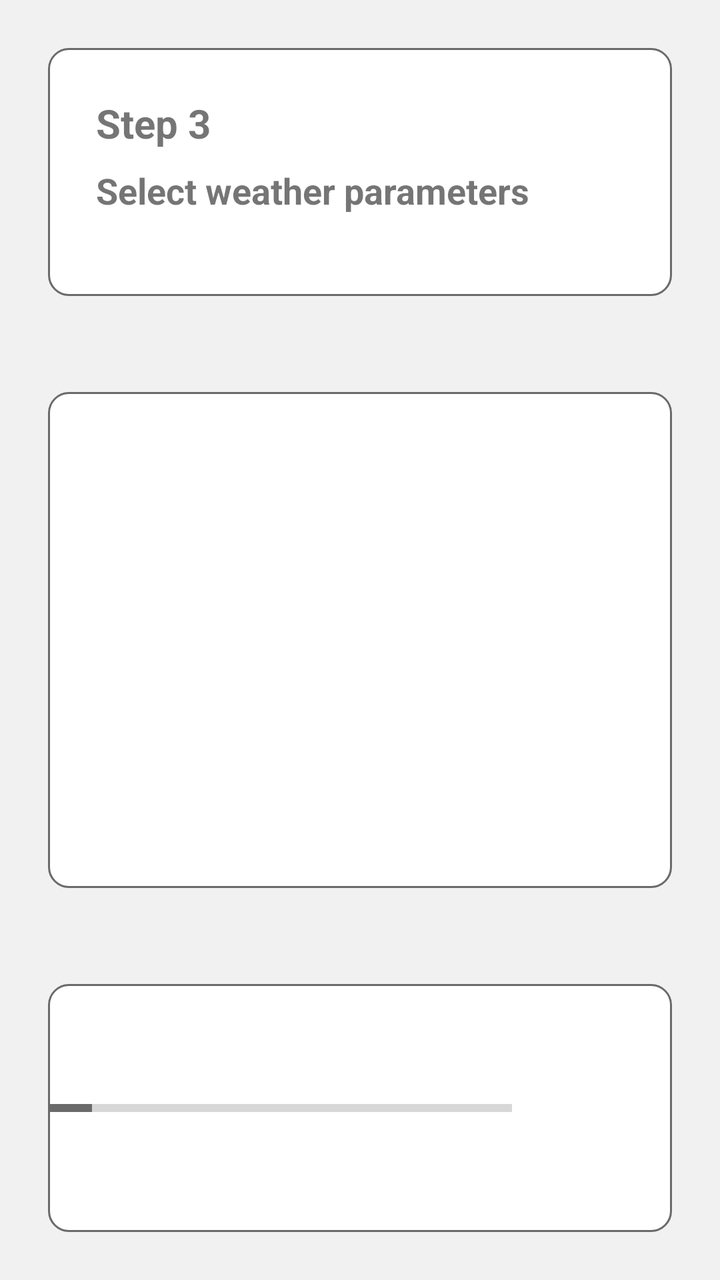
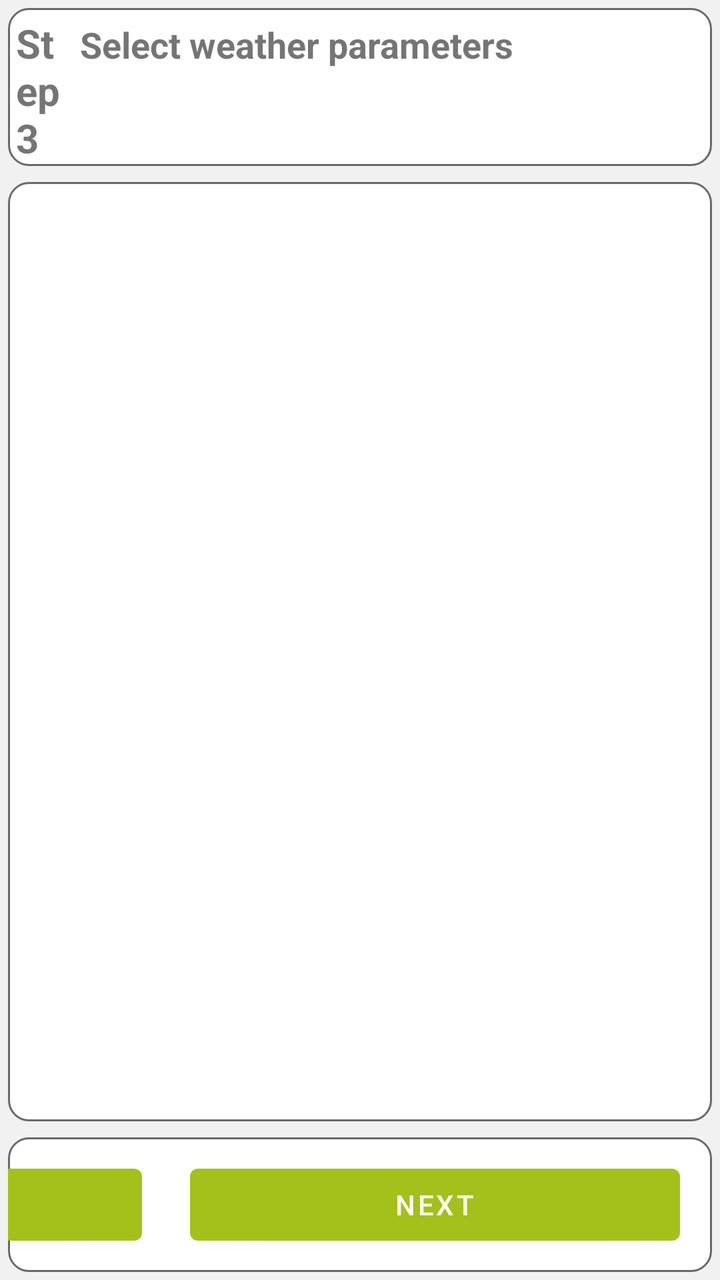

Screens rendered from an Android XML layout before and after an edit, with the pre-edit source and the edit as a unified diff.
<!-- AndroidManifest.xml: application theme AppTheme -->
<!-- res/layout/fragment_creator_weather.xml -->
<?xml version="1.0" encoding="utf-8"?>
<layout xmlns:android="http://schemas.android.com/apk/res/android">

    <data>

        <variable
            name="viewModel"
            type="eu.agribot.agribotapp.ui.fragment.taskcreator.weatherselect.CreatorWeatherSelectViewModel" />
    </data>

    <LinearLayout
        android:layout_width="match_parent"
        android:layout_height="match_parent"
        android:background="@color/background_gray"
        android:orientation="vertical">

        <LinearLayout
            android:layout_width="match_parent"
            android:layout_height="0dp"
            android:layout_weight="1"
            android:layout_margin="@dimen/margin_xlarge"
            android:background="@drawable/rounded_corner_layout"
            android:orientation="vertical">

            <TextView
                android:layout_width="match_parent"
                android:layout_height="wrap_content"
                android:layout_marginHorizontal="@dimen/margin_xlarge"
                android:layout_marginTop="@dimen/margin_xlarge"
                android:layout_marginBottom="@dimen/margin_medium"
                android:text="@string/step_3"
                android:textSize="@dimen/text_size_xlarge"
                android:textStyle="bold" />

            <TextView
                android:layout_width="match_parent"
                android:layout_height="wrap_content"
                android:layout_marginHorizontal="@dimen/margin_xlarge"
                android:layout_marginBottom="@dimen/margin_xlarge"
                android:text="@string/select_weather_parameters"
                android:textSize="@dimen/text_size_large"
                android:textStyle="bold" />


        </LinearLayout>

        <LinearLayout
            android:layout_width="match_parent"
            android:layout_height="0dp"
            android:layout_weight="2"
            android:layout_margin="@dimen/margin_xlarge"
            android:background="@drawable/rounded_corner_layout">

            <androidx.recyclerview.widget.RecyclerView
                android:id="@+id/weather_settings_recycler"
                android:layout_width="match_parent"
                android:layout_height="wrap_content"
                android:layout_gravity="center"
                android:isScrollContainer="false"
                android:nestedScrollingEnabled="false"
                android:overScrollMode="never" />

        </LinearLayout>

        <LinearLayout
            android:layout_width="match_parent"
            android:layout_height="0dp"
            android:layout_weight="1"
            android:layout_margin="@dimen/margin_xlarge"
            android:background="@drawable/rounded_corner_layout"
            android:gravity="end"
            android:orientation="horizontal">

            <TextView
                android:layout_width="wrap_content"
                android:layout_height="wrap_content"
                android:layout_gravity="center"
                android:layout_marginHorizontal="@dimen/margin_large"
                android:text="@string/configuration_progress" />

            <ProgressBar
                style="@style/Widget.AppCompat.ProgressBar.Horizontal"
                android:layout_width="452dp"
                android:layout_height="wrap_content"
                android:padding="@dimen/margin_large"
                android:layout_gravity="center"
                android:layout_marginHorizontal="@dimen/margin_large"
                android:progress="50" />


            <com.google.android.material.button.MaterialButton
                android:layout_width="wrap_content"
                android:layout_height="wrap_content"
                android:layout_margin="@dimen/margin_medium"
                android:layout_gravity="center"
                android:onClick="@{()-> viewModel.onPreviousButtonClicked()}"
                android:text="@string/back_button" />

            <com.google.android.material.button.MaterialButton
                android:layout_width="wrap_content"
                android:layout_height="wrap_content"
                android:layout_gravity="center"
                android:layout_marginHorizontal="@dimen/margin_large"
                android:layout_marginVertical="@dimen/margin_medium"
                android:onClick="@{()-> viewModel.onNextButtonClicked()}"
                android:text="@string/next_button" />


        </LinearLayout>



    </LinearLayout>


</layout>
<!-- resources referenced by this layout -->
<resources>
  <color name="background_gray">#f1f1f1</color>
  <dimen name="margin_large">16dp</dimen>
  <dimen name="margin_medium">8dp</dimen>
  <dimen name="margin_xlarge">24dp</dimen>
  <dimen name="text_size_large">18sp</dimen>
  <dimen name="text_size_xlarge">20sp</dimen>
  <!-- drawable rounded_corner_layout (drawable-mdpi) -->
  <?xml version="1.0" encoding="utf-8"?>
  <shape xmlns:android="http://schemas.android.com/apk/res/android">
  
      <solid android:color="@android:color/white"/>
      <corners android:radius="10dp"/>
      <stroke
          android:width="1dp"
          android:color="@color/gray" />
  
  </shape>
  <string name="back_button">Powrót</string>
  <string name="configuration_progress">Postęp konfiguracji</string>
  <string name="next_button">Next</string>
  <string name="select_weather_parameters">Select weather parameters</string>
  <string name="step_3">Step 3</string>
  <style name="AppTheme" parent="Theme.MaterialComponents.Light.DarkActionBar">
          
          <item name="colorPrimary">@color/colorPrimary</item>
          <item name="colorPrimaryDark">@color/colorPrimaryDark</item>
          <item name="colorAccent">@color/colorAccent</item>
      </style>
  <color name="gray">#6A6A6A</color>
  <color name="colorPrimary">@color/base_green</color>
  <color name="colorPrimaryDark">@color/base_green_darker</color>
  <color name="colorAccent">@color/gray</color>
  <color name="base_green">#a4c01b</color>
  <color name="base_green_darker">#839915</color>
</resources>

<!-- the commit's change to res/layout/fragment_creator_weather.xml (unified diff, before → after) -->
@@ -16,18 +16,17 @@
 
         <LinearLayout
             android:layout_width="match_parent"
-            android:layout_height="0dp"
+            android:layout_height="12dp"
+            android:layout_margin="@dimen/margin_small"
             android:layout_weight="1"
-            android:layout_margin="@dimen/margin_xlarge"
             android:background="@drawable/rounded_corner_layout"
-            android:orientation="vertical">
+            android:orientation="horizontal">
 
             <TextView
                 android:layout_width="match_parent"
                 android:layout_height="wrap_content"
-                android:layout_marginHorizontal="@dimen/margin_xlarge"
-                android:layout_marginTop="@dimen/margin_xlarge"
-                android:layout_marginBottom="@dimen/margin_medium"
+                android:layout_margin="@dimen/margin_small"
+                android:layout_weight="10"
                 android:text="@string/step_3"
                 android:textSize="@dimen/text_size_xlarge"
                 android:textStyle="bold" />
@@ -35,8 +34,9 @@
             <TextView
                 android:layout_width="match_parent"
                 android:layout_height="wrap_content"
-                android:layout_marginHorizontal="@dimen/margin_xlarge"
-                android:layout_marginBottom="@dimen/margin_xlarge"
+                android:layout_margin="@dimen/margin_small"
+                android:layout_weight="1"
+
                 android:text="@string/select_weather_parameters"
                 android:textSize="@dimen/text_size_large"
                 android:textStyle="bold" />
@@ -47,8 +47,8 @@
         <LinearLayout
             android:layout_width="match_parent"
             android:layout_height="0dp"
-            android:layout_weight="2"
-            android:layout_margin="@dimen/margin_xlarge"
+            android:layout_weight="7"
+            android:layout_margin="@dimen/margin_small"
             android:background="@drawable/rounded_corner_layout">
 
             <androidx.recyclerview.widget.RecyclerView
@@ -66,13 +66,13 @@
             android:layout_width="match_parent"
             android:layout_height="0dp"
             android:layout_weight="1"
-            android:layout_margin="@dimen/margin_xlarge"
+            android:layout_margin="@dimen/margin_small"
             android:background="@drawable/rounded_corner_layout"
             android:gravity="end"
             android:orientation="horizontal">
 
             <TextView
-                android:layout_width="wrap_content"
+                android:layout_width="100dp"
                 android:layout_height="wrap_content"
                 android:layout_gravity="center"
                 android:layout_marginHorizontal="@dimen/margin_large"
@@ -80,16 +80,16 @@
 
             <ProgressBar
                 style="@style/Widget.AppCompat.ProgressBar.Horizontal"
-                android:layout_width="452dp"
+                android:layout_width="245dp"
                 android:layout_height="wrap_content"
                 android:padding="@dimen/margin_large"
                 android:layout_gravity="center"
                 android:layout_marginHorizontal="@dimen/margin_large"
-                android:progress="50" />
+                android:progress="75" />
 
 
             <com.google.android.material.button.MaterialButton
-                android:layout_width="wrap_content"
+                android:layout_width="245dp"
                 android:layout_height="wrap_content"
                 android:layout_margin="@dimen/margin_medium"
                 android:layout_gravity="center"
@@ -97,7 +97,7 @@
                 android:text="@string/back_button" />
 
             <com.google.android.material.button.MaterialButton
-                android:layout_width="wrap_content"
+                android:layout_width="245dp"
                 android:layout_height="wrap_content"
                 android:layout_gravity="center"
                 android:layout_marginHorizontal="@dimen/margin_large"
@@ -108,8 +108,6 @@
 
         </LinearLayout>
 
-
-
     </LinearLayout>
 
 
<!-- resource entries referenced after the edit -->
@@ -3,7 +3,7 @@
   <color name="background_gray">#f1f1f1</color>
   <dimen name="margin_large">16dp</dimen>
   <dimen name="margin_medium">8dp</dimen>
-  <dimen name="margin_xlarge">24dp</dimen>
+  <dimen name="margin_small">4dp</dimen>
   <dimen name="text_size_large">18sp</dimen>
   <dimen name="text_size_xlarge">20sp</dimen>
   <!-- drawable rounded_corner_layout (drawable-mdpi) -->
